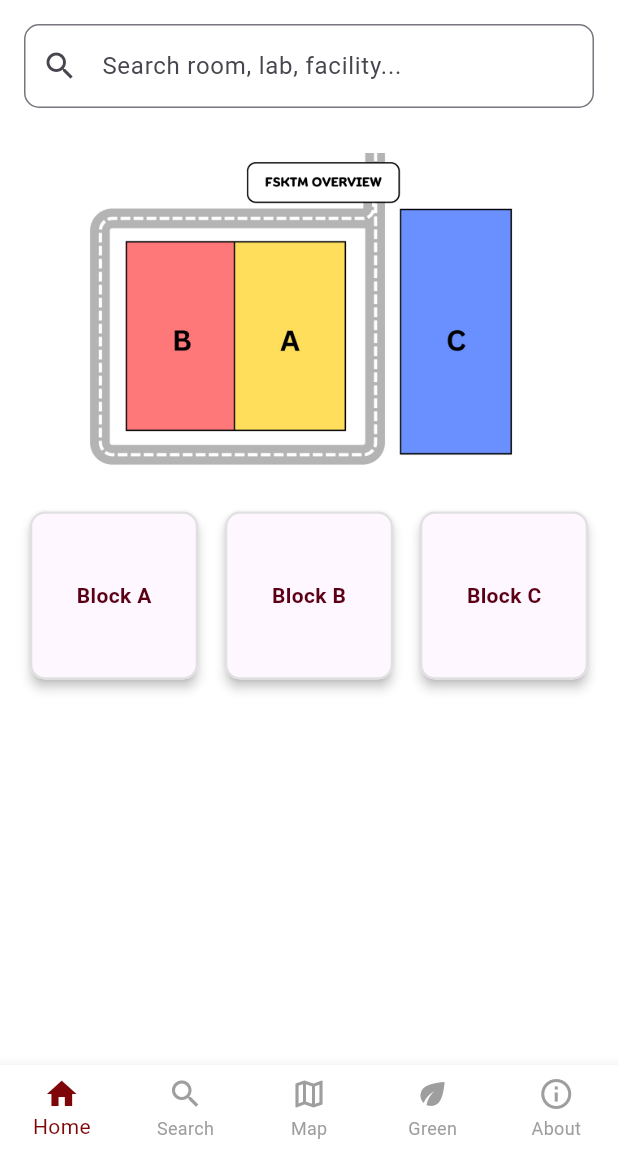
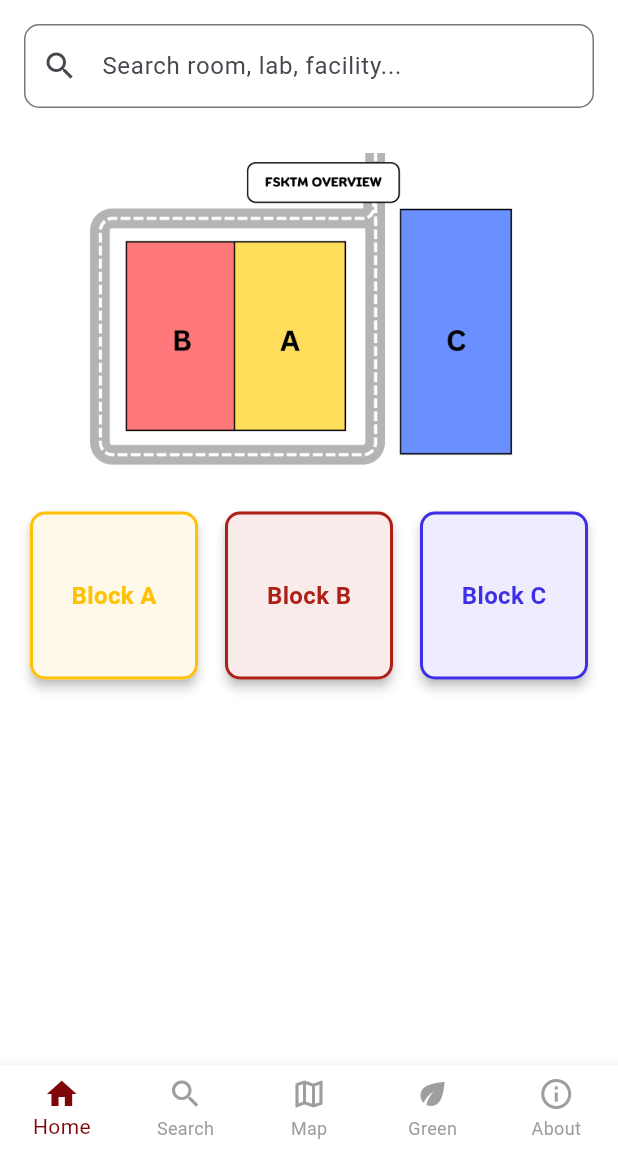
Before and after one commit to HardeepakMall/fsktm-navigator-group2, a Flutter app: the screen it shows after launch, on a phone screen of 412 x 824 dp, the part 84-1236 px from its top. Run offline on Flutter 3.47's test engine with Material 3 defaults, Android fonts, the light colour scheme and no system bars.

Commit message:
amni: updated home screen ui

```diff
--- a/fsktm_navigator/lib/screens/home_screen.dart
+++ b/fsktm_navigator/lib/screens/home_screen.dart
@@ -141,9 +141,23 @@ class _HomeScreenState extends State<HomeScreen> {
               mainAxisSpacing: 10,
               crossAxisSpacing: 10,
               children: [
-                _buildBlockButton(context, "Block A"),
-                _buildBlockButton(context, "Block B"),
-                _buildBlockButton(context, "Block C"),
+         _buildBlockButton(
+              context,
+              "Block A",
+             const Color.fromARGB(255, 255, 193, 7),
+            ),
+
+           _buildBlockButton(
+             context,
+             "Block B",
+           const Color.fromARGB(255, 174, 32, 22),
+          ),
+
+          _buildBlockButton(
+           context,
+           "Block C",
+         const Color.fromARGB(255, 62, 47, 230),
+         ),
         ],
             ),
           ],
@@ -152,31 +166,47 @@ class _HomeScreenState extends State<HomeScreen> {
     );
   }
 
-  Widget _buildBlockButton(BuildContext context, String title) {
-    final isDark = Theme.of(context).brightness == Brightness.dark;
+   Widget _buildBlockButton(
+     BuildContext context,
+     String title,
+     Color color,
+   ) {
      return Card(
       elevation: 3,
-      color: Theme.of(context).cardColor,
+
+      color: Theme.of(context).brightness == Brightness.dark
+    ? Theme.of(context).cardColor
+    : Color.alphaBlend(
+        color.withOpacity(0.09),
+        Colors.white,
+      ),
+
       shape: RoundedRectangleBorder(
          borderRadius: BorderRadius.circular(10),
+
          side: BorderSide(
-          color: Theme.of(context).brightness == Brightness.dark
-              ? const Color(0xFF333333)
-              : const Color(0xFFE0E0E0),
-          width: 1.5,
+           color: color,
+           width: 2,
          ),
        ),
+
        child: InkWell(
          onTap: () {
-          // Navigate to specific block screen
-          Navigator.pushNamed(context, '/block', arguments: title);
+           Navigator.pushNamed(
+             context,
+             '/block',
+             arguments: title,
+           );
          },
+
          child: Center(
            child: Text(
              title,
+
              style: TextStyle(
                fontWeight: FontWeight.bold,
-              color: isDark ? const Color.fromARGB(255, 146, 34, 65) : const Color.fromARGB(255, 91, 0, 20),
+               fontSize: 16,
+               color: color,
              ),
            ),
          ),
```
Also changed, not shown: fsktm_navigator/lib/screens/block_screen.dart (+5 -5 lines). Lines whose indentation alone changed are shown as unchanged.
